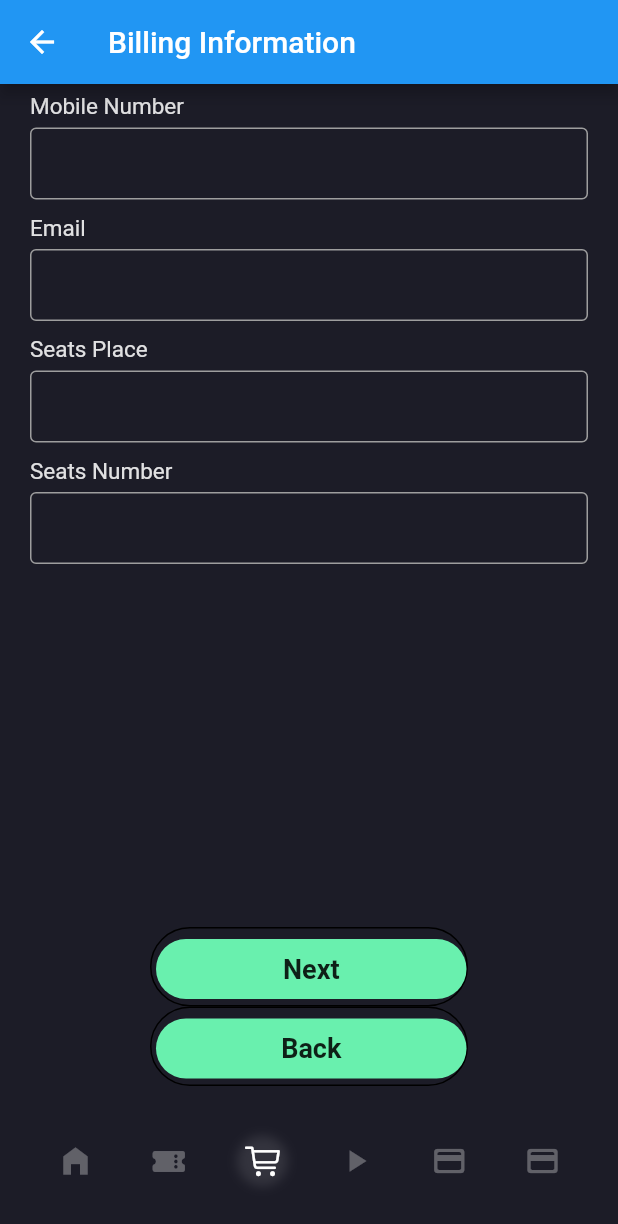
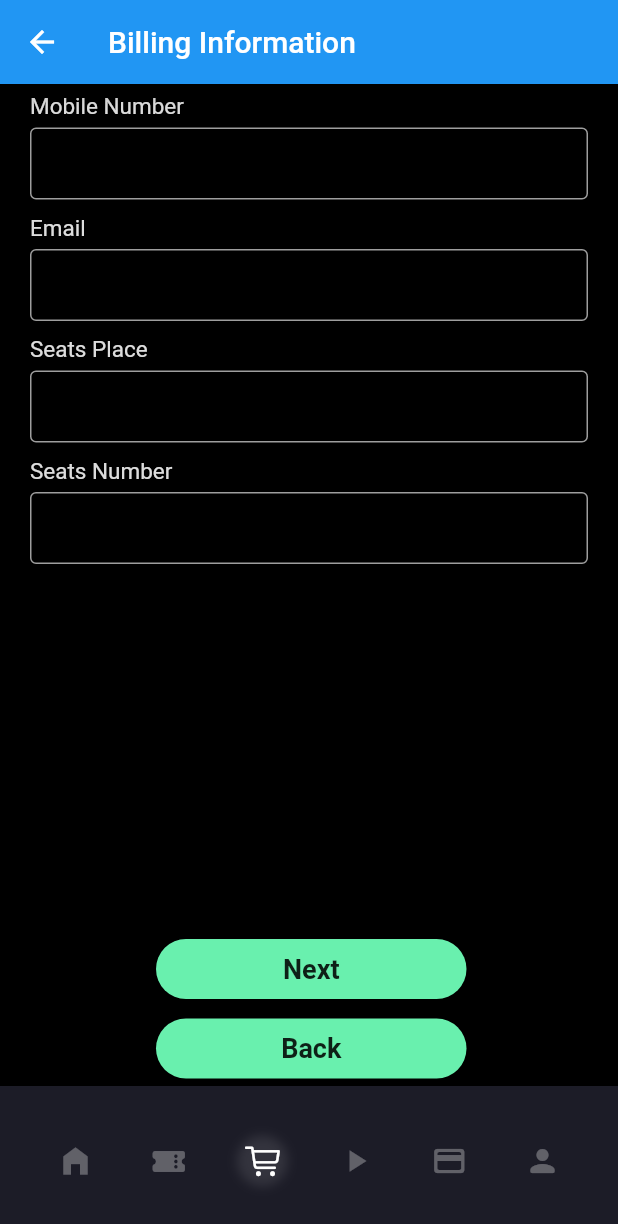
Before and after one commit to kanishkaviraj12/cinema_new, a Flutter app: the MainPage screen opened directly, item 3 of the bottom bar chosen, scrolled down 156 dp, after a tap on "Next", on a phone screen of 412 x 824 dp. Shown: the top 1224 px of the screen. Run offline on Flutter 3.47's test engine with Material 2 defaults, Android fonts, the phone set to English and light mode, and no system bars; our stand-ins replace cached_network_image, cloud_firestore, firebase_auth, firebase_core, google_fonts, image_picker and 1 more; accounts and stored records are empty; network calls fail.

Commit message:
billing informain db connect

```diff
--- a/lib/Admin/Add_movie.dart
+++ b/lib/Admin/Add_movie.dart
@@ -1,6 +1,7 @@
 import 'package:flutter/material.dart';
+import '../User/consts.dart';
 
-import '../User/consts.dart';
+
 
 
 class addmovie extends StatelessWidget {
@@ -203,7 +204,7 @@ class addmovie extends StatelessWidget {
         child: SizedBox(
           height: MediaQuery.of(context).size.height - 0,
           width: double.infinity,
-          //padding: const EdgeInsets.symmetric(horizontal: 40),
+          //padding: const EdgeInsets.symmetric(hori4zontal: 40),
           child: Column(
             mainAxisAlignment: MainAxisAlignment.spaceBetween,
             children: [
--- a/lib/Admin/Admin.dart
+++ b/lib/Admin/Admin.dart
@@ -1,4 +1,3 @@
-
 import 'package:flutter/cupertino.dart';
 import 'package:flutter/material.dart';
 import '../User/consts.dart';
--- a/lib/User/Billing_information.dart
+++ b/lib/User/Billing_information.dart
@@ -1,13 +1,45 @@
+// Import necessary packages
+import 'package:cinema_new/main.dart';
 import 'package:flutter/material.dart';
-import 'consts.dart';
+import 'package:firebase_core/firebase_core.dart';
+import 'package:cloud_firestore/cloud_firestore.dart';
 
-class billingInformation extends StatelessWidget {
-  const billingInformation({super.key});
+// Create a class for the BillingInformation screen
+class BillingInformation extends StatelessWidget {
+  BillingInformation({Key? key}) : super(key: key);
+
+  // Create TextEditingController instances for each input field
+  final TextEditingController movieNameController = TextEditingController();
+  final TextEditingController customerNameController = TextEditingController();
+  final TextEditingController mobileNumberController = TextEditingController();
+  final TextEditingController emailController = TextEditingController();
+  final TextEditingController seatsPlaceController = TextEditingController();
+  final TextEditingController seatsNumberController = TextEditingController();
+
+  // Function to add data to Firestore collection
+  Future<void> addData() async {
+    FirebaseFirestore firestore = FirebaseFirestore.instance;
+
+    try {
+      // Add data to the 'Billing information' collection
+      await firestore.collection('Billing information').doc().set({
+        'Movie Name': movieNameController.text,
+        'Customer Name': customerNameController.text,
+        'Mobile Number': mobileNumberController.text,
+        'Email': emailController.text,
+        'Seats Place': seatsPlaceController.text,
+        'Seats Number': seatsNumberController.text,
+      });
+      print('Data added successfully.');
+    } catch (e) {
+      print('Error adding data: $e');
+    }
+  }
 
   @override
   Widget build(BuildContext context) {
     return Scaffold(
-        backgroundColor: black,
+      backgroundColor: Colors.black,
       appBar: AppBar(
         title: const Text("Billing Information"),
       ),
@@ -15,25 +47,34 @@ class billingInformation extends StatelessWidget {
         child: SizedBox(
           height: MediaQuery.of(context).size.height - 0,
           width: double.infinity,
-            // padding: const EdgeInsets.symmetric(horizontal: 40),
           child: Column(
             mainAxisAlignment: MainAxisAlignment.spaceBetween,
-              crossAxisAlignment: CrossAxisAlignment.stretch, // Added this line
+            crossAxisAlignment: CrossAxisAlignment.stretch,
             children: [
               Expanded(
                 child: SingleChildScrollView(
-                    // Wrapped the inner Column with SingleChildScrollView
                   child: Padding(
                     padding: const EdgeInsets.symmetric(horizontal: 20),
                     child: Column(
                       mainAxisAlignment: MainAxisAlignment.spaceEvenly,
                       children: [
-                          makeinput(label: "Movie Name"),
-                          makeinput(label: "Customer Name"),
-                          makeinput(label: "Mobile Number"),
-                          makeinput(label: "Email"),
-                          makeinput(label: "Seats Place"),
-                          makeinput(label: "Seats Number"),
+                        // Input fields using the makeInput method with appropriate labels and controllers
+                        makeInput(
+                            label: "Movie Name",
+                            controller: movieNameController),
+                        makeInput(
+                            label: "Customer Name",
+                            controller: customerNameController),
+                        makeInput(
+                            label: "Mobile Number",
+                            controller: mobileNumberController),
+                        makeInput(label: "Email", controller: emailController),
+                        makeInput(
+                            label: "Seats Place",
+                            controller: seatsPlaceController),
+                        makeInput(
+                            label: "Seats Number",
+                            controller: seatsNumberController),
                       ],
                     ),
                   ),
@@ -55,7 +96,8 @@ class billingInformation extends StatelessWidget {
                   child: MaterialButton(
                     minWidth: double.infinity,
                     height: 40,
-                      onPressed: () {},
+                    onPressed:
+                        addData, // Call addData function when the button is pressed
                     color: Colors.greenAccent,
                     elevation: 0,
                     shape: RoundedRectangleBorder(
@@ -63,8 +105,8 @@ class billingInformation extends StatelessWidget {
                     ),
                     child: const Text(
                       "Next",
-                        style: TextStyle(
-                            fontWeight: FontWeight.w600, fontSize: 18),
+                      style:
+                          TextStyle(fontWeight: FontWeight.w600, fontSize: 18),
                     ),
                   ),
                 ),
@@ -93,20 +135,25 @@ class billingInformation extends StatelessWidget {
                     ),
                     child: const Text(
                       "Back",
-                        style: TextStyle(
-                            fontWeight: FontWeight.w600, fontSize: 18),
+                      style:
+                          TextStyle(fontWeight: FontWeight.w600, fontSize: 18),
                     ),
                   ),
                 ),
               ),
-                const SizedBox(height: 0), // Changed to SizedBox
+              const SizedBox(height: 0),
             ],
           ),
         ),
-        ));
+      ),
+    );
   }
 
-  Widget makeinput({label, obscureText = false}) {
+  // Method to create input field widgets
+  Widget makeInput(
+      {required String label,
+      required TextEditingController controller,
+      bool obscureText = false}) {
     return Column(
       crossAxisAlignment: CrossAxisAlignment.start,
       children: [
@@ -115,12 +162,13 @@ class billingInformation extends StatelessWidget {
           style: const TextStyle(
             fontSize: 15,
             fontWeight: FontWeight.w400,
-              color: Color.fromARGB(221, 255, 255, 255)),
+            color: Color.fromARGB(221, 255, 255, 255),
           ),
-        const SizedBox(
-          height: 5,
         ),
+        const SizedBox(height: 5),
         TextField(
+          controller:
+              controller, // Assign the provided controller to the TextField
           style: const TextStyle(color: Color.fromARGB(255, 255, 255, 255)),
           obscureText: obscureText,
           decoration: const InputDecoration(
@@ -133,10 +181,17 @@ class billingInformation extends StatelessWidget {
             ),
           ),
         ),
-        const SizedBox(
-          height: 10,
-        ),
+        const SizedBox(height: 10),
       ],
     );
   }
 }
+
+// Main function to run the Flutter app
+void main() async {
+  WidgetsFlutterBinding.ensureInitialized();
+  await Firebase.initializeApp(); // Initialize Firebase
+  runApp(const MaterialApp(
+    home: HomePage(), // Set BillingInformation as the home screen
+  ));
+}
--- a/lib/User/main_page.dart
+++ b/lib/User/main_page.dart
@@ -1,4 +1,3 @@
-
 import 'package:cinema_new/User/profile_page.dart';
 import 'package:cinema_new/User/reservation_page.dart';
 import 'package:flutter/cupertino.dart';
@@ -23,8 +22,7 @@ class _MainPageState extends State<MainPage> {
     CupertinoIcons.shopping_cart,
     Icons.play_arrow,
     Icons.payment_rounded,
-    Icons.payment_rounded,
-
+    Icons.person_rounded
   ];
   int currentPage = 0;
 
@@ -35,9 +33,9 @@ class _MainPageState extends State<MainPage> {
         case 0:
           return const HomePage();
         case 1:
-          return   ReservationPage();
+          return const ReservationPage();
         case 2:
-          return const billingInformation();
+          return BillingInformation();
         case 3:
           return const howManyTickets();
         case 4:
--- a/lib/signup.dart
+++ b/lib/signup.dart
@@ -124,7 +124,7 @@ class _SignupPageState extends State<SignupPage> {
               MaterialButton(
                 onPressed: () {
                   signUp(email, password, fname, tpnumber.toString(), lname);
-                  const billingInformation();
+                  BillingInformation();
                 },
                 color: Colors.blue,
                 textColor: Colors.white,
@@ -190,7 +190,7 @@ class _SignupPageState extends State<SignupPage> {
         // ignore: use_build_context_synchronously
         Navigator.pushReplacement(
           context,
-          MaterialPageRoute(builder: (context) => const billingInformation()),
+          MaterialPageRoute(builder: (context) => BillingInformation()),
         );
       }
     } catch (e) {
```
Lines whose indentation alone changed are shown as unchanged.
